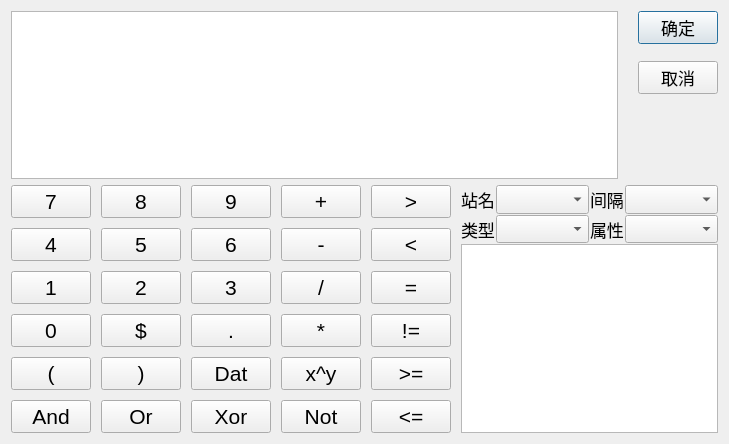
rcswhuang/formula, file formula.ui: the form before one commit.
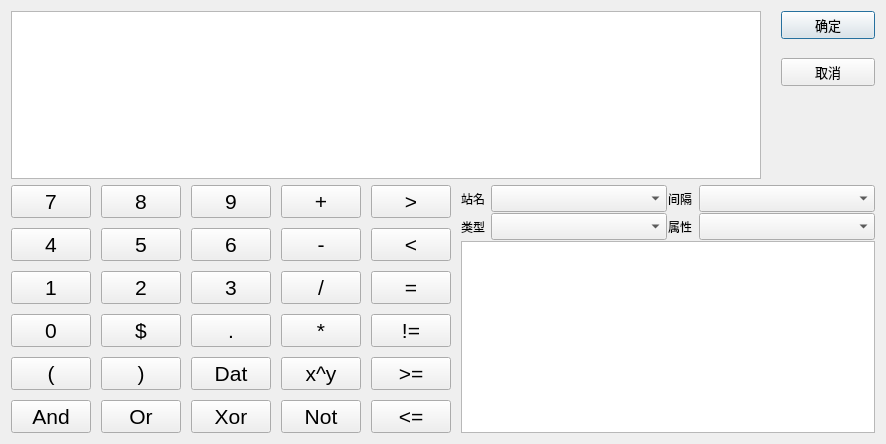
The form after the commit. Icons and pictures are not drawn.

```diff
--- a/formula.ui
+++ b/formula.ui
@@ -6,7 +6,7 @@
    <rect>
     <x>0</x>
     <y>0</y>
-    <width>705</width>
+    <width>886</width>
     <height>444</height>
    </rect>
   </property>
@@ -73,7 +73,7 @@
          <property name="font">
           <font>
            <family>宋体</family>
-           <pointsize>13</pointsize>
+           <pointsize>10</pointsize>
           </font>
          </property>
          <property name="text">
@@ -99,7 +99,7 @@
          <property name="font">
           <font>
            <family>宋体</family>
-           <pointsize>13</pointsize>
+           <pointsize>10</pointsize>
           </font>
          </property>
          <property name="text">
@@ -810,8 +810,8 @@
           <widget class="QLabel" name="label">
            <property name="font">
             <font>
-             <family>Songti SC</family>
-             <pointsize>13</pointsize>
+             <family>宋体</family>
+             <pointsize>9</pointsize>
             </font>
            </property>
            <property name="text">
@@ -836,7 +836,7 @@
            <property name="font">
             <font>
              <family>宋体</family>
-             <pointsize>13</pointsize>
+             <pointsize>9</pointsize>
             </font>
            </property>
           </widget>
@@ -845,8 +845,8 @@
           <widget class="QLabel" name="label_2">
            <property name="font">
             <font>
-             <family>Songti SC</family>
-             <pointsize>13</pointsize>
+             <family>宋体</family>
+             <pointsize>9</pointsize>
             </font>
            </property>
            <property name="text">
@@ -871,7 +871,7 @@
            <property name="font">
             <font>
              <family>宋体</family>
-             <pointsize>13</pointsize>
+             <pointsize>9</pointsize>
             </font>
            </property>
           </widget>
@@ -884,8 +884,8 @@
           <widget class="QLabel" name="label_3">
            <property name="font">
             <font>
-             <family>Songti SC</family>
-             <pointsize>13</pointsize>
+             <family>宋体</family>
+             <pointsize>9</pointsize>
             </font>
            </property>
            <property name="text">
@@ -910,7 +910,7 @@
            <property name="font">
             <font>
              <family>宋体</family>
-             <pointsize>13</pointsize>
+             <pointsize>9</pointsize>
             </font>
            </property>
           </widget>
@@ -919,8 +919,8 @@
           <widget class="QLabel" name="label_4">
            <property name="font">
             <font>
-             <family>Songti SC</family>
-             <pointsize>13</pointsize>
+             <family>宋体</family>
+             <pointsize>9</pointsize>
             </font>
            </property>
            <property name="text">
@@ -945,7 +945,7 @@
            <property name="font">
             <font>
              <family>宋体</family>
-             <pointsize>13</pointsize>
+             <pointsize>9</pointsize>
             </font>
            </property>
           </widget>
@@ -963,7 +963,7 @@
          <property name="font">
           <font>
            <family>宋体</family>
-           <pointsize>10</pointsize>
+           <pointsize>9</pointsize>
           </font>
          </property>
         </widget>
```
